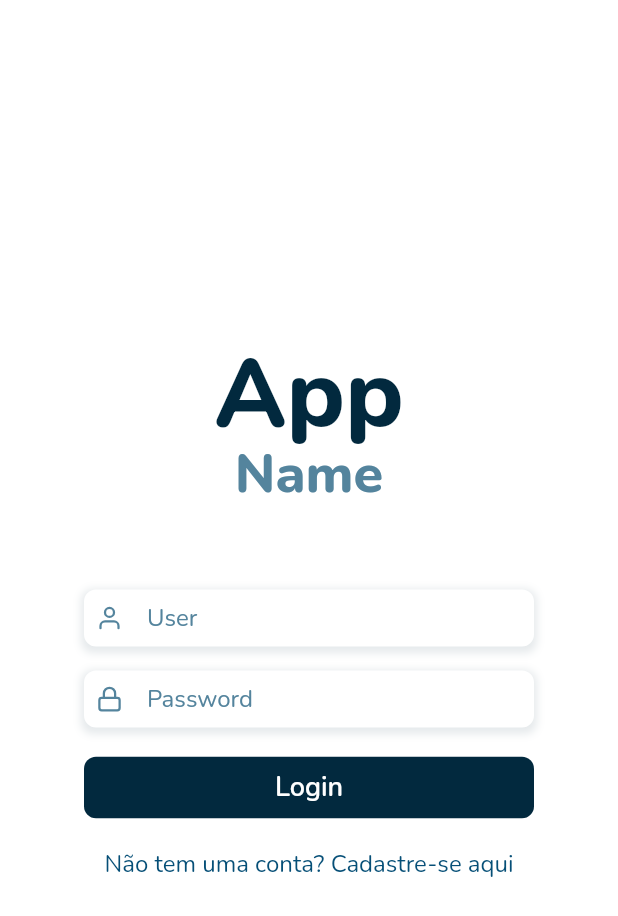
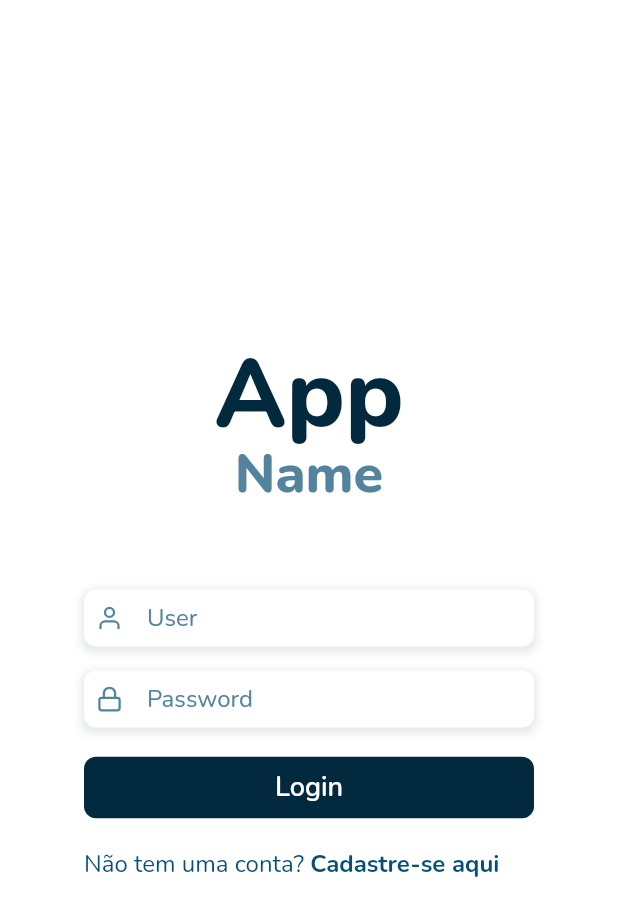
Before and after one commit to FelipeNS/flutter-login, a Flutter app: the SigninView screen opened directly, on a phone screen of 412 x 824 dp. Shown: the top 916 px of the screen. Run offline on Flutter 3.47's test engine with Material 2 defaults, Android fonts, the phone set to English and light mode, and no system bars; our stand-ins replace flutter_icons, google_fonts.

```diff
--- a/lib/core/app.text_styles.dart
+++ b/lib/core/app.text_styles.dart
@@ -26,6 +26,13 @@ class AppTextStyles {
     decoration: TextDecoration.none
   );
 
+  static final TextStyle bodyBold = GoogleFonts.nunito(
+    color: AppColors.blue_200,
+    fontSize: 16.0,
+    fontWeight: FontWeight.w700,
+    decoration: TextDecoration.none
+  );
+
   static final TextStyle placeholder = GoogleFonts.nunito(
     color: AppColors.blue_100,
     fontSize: 16.0,
--- a/lib/core/app.widget.dart
+++ b/lib/core/app.widget.dart
@@ -10,7 +10,10 @@ class AppWidget extends StatelessWidget {
     return MaterialApp(
       debugShowCheckedModeBanner: false,
       title: "Flutter Login",
-      home: SignupView(),
+      routes: {
+        '/': (context) => SigninView(),
+        '/signup': (context) => SignupView()
+      },
     );
   }
 }
--- a/lib/view/signin.view.dart
+++ b/lib/view/signin.view.dart
@@ -1,3 +1,4 @@
+import 'package:flutter/gestures.dart';
 import 'package:flutter/material.dart';
 import 'package:flutter_login/core/app.button_styles.dart';
 import 'package:flutter_login/core/app.colors.dart';
@@ -141,11 +142,21 @@ class SigninView extends StatelessWidget {
                     const SizedBox(
                       height: 16.0,
                     ),
-                    Text(
-                      'Não tem uma conta? Cadastre-se aqui',
-                      style: AppTextStyles.body,
-                      textAlign: TextAlign.center,
-                    )
+                    Text.rich(
+                      TextSpan(
+                        text: 'Não tem uma conta? ',
+                        style: AppTextStyles.body,
+                        children: [
+                          TextSpan(
+                            text: 'Cadastre-se aqui',
+                            style: AppTextStyles.bodyBold,
+                            recognizer: TapGestureRecognizer()..onTap = () => {
+                              Navigator.pushNamed(context, '/signup')
+                            }
+                          ),
+                        ],
+                      ),
+                    ),
                   ],
                 ),
               ),
--- a/lib/view/signup.view.dart
+++ b/lib/view/signup.view.dart
@@ -16,7 +16,9 @@ class SignupView extends StatelessWidget {
         backgroundColor: AppColors.white,
         shadowColor: AppColors.shadow,
         leading: IconButton(
-          onPressed: () => {},
+          onPressed: () => {
+            Navigator.pop(context)
+          },
           icon: Icon(
             Feather.arrow_left,
             size: 24,
```
